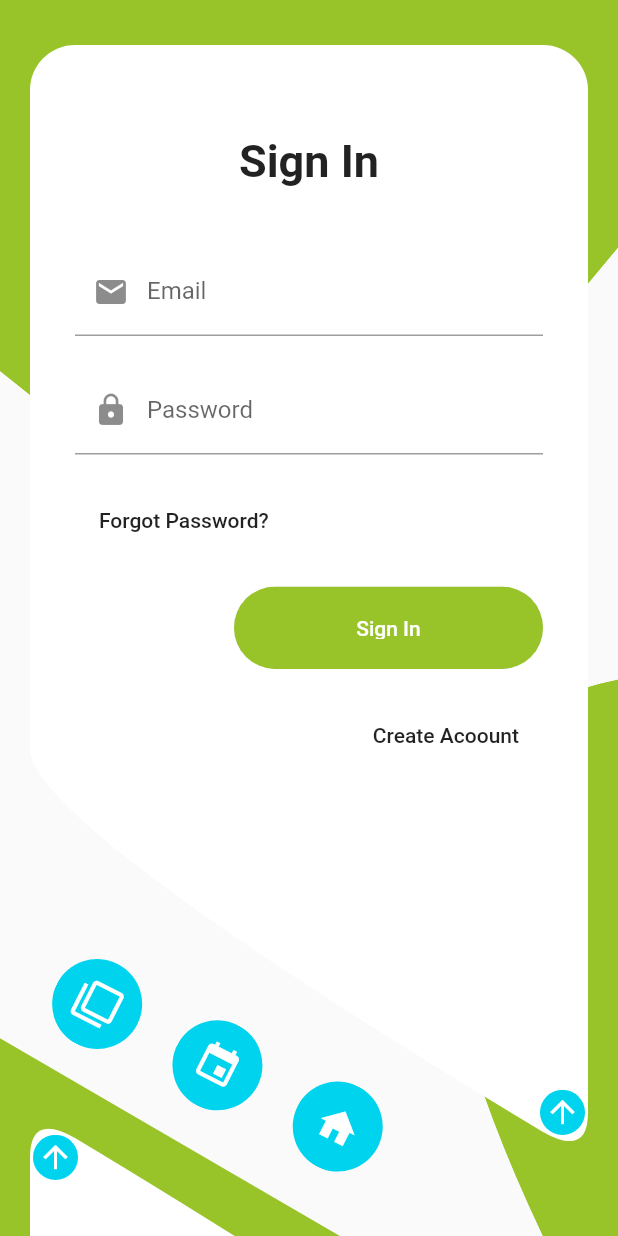
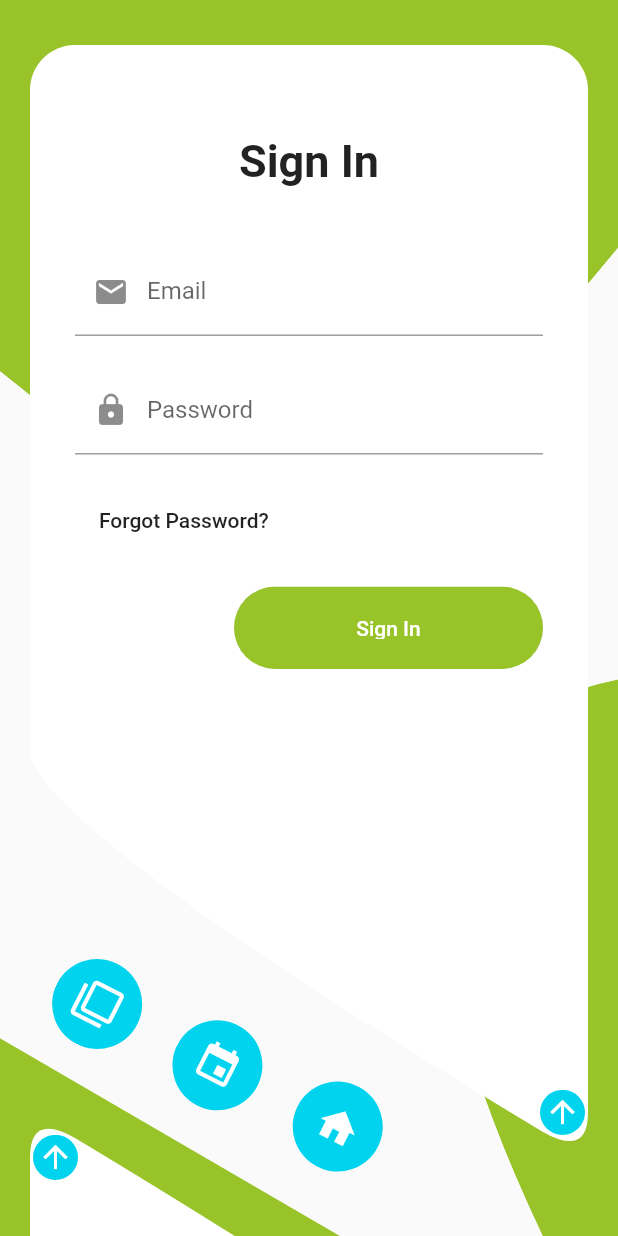
Before and after one commit to RandyKdev/UI, a Flutter app: the screen it shows after launch, on a phone screen of 412 x 824 dp. Run offline on Flutter 3.47's test engine with Material 2 defaults, Android fonts, the phone set to English and light mode, and no system bars.

Commit message:
Sign In finisheddddddd

```diff
--- /dev/null
+++ b/lib/screens/login/keys.dart
@@ -0,0 +1,4 @@
+import 'package:flutter/material.dart';
+
+final signInKey = GlobalKey<FormState>();
+final signUpKey = GlobalKey<FormState>();
--- a/lib/screens/login/signIn/signInForm.dart
+++ b/lib/screens/login/signIn/signInForm.dart
@@ -4,16 +4,17 @@ import 'package:ui/screens/login/textFormFields/passwordField.dart';
 import 'package:ui/screens/login/utils/loginButton.dart';
 
 import '../../../colorConstants.dart';
+import '../keys.dart';
 
 class SignInForm extends StatelessWidget {
   SignInForm(this.animate);
   final Function animate;
 
-  @override
+ @override
   Widget build(BuildContext context) {
     double width = MediaQuery.of(context).size.width;
-
     return Form(
+      key: signInKey,
       child: Column(
         crossAxisAlignment: CrossAxisAlignment.start,
         children: [
@@ -28,13 +29,7 @@ class SignInForm extends StatelessWidget {
           SizedBox(height: 20),
           _signInButton(width),
           SizedBox(height: 20),
-          Align(
-            alignment: Alignment.centerRight,
-                      child: FlatButton(
-              child: Text('Create Acoount'),
-              onPressed: animate,
-            ),
-          ),
+
         ],
       ),
     );
@@ -45,6 +40,6 @@ class SignInForm extends StatelessWidget {
         child: LoginButton(
           bgColor: primaryTheme,
           text: 'Sign In',
-        ),
+          ),
       );
 }
--- a/lib/screens/login/signUp/signUpForm.dart
+++ b/lib/screens/login/signUp/signUpForm.dart
@@ -5,6 +5,7 @@ import 'package:ui/screens/login/textFormFields/usernameField.dart';
 import 'package:ui/screens/login/utils/loginButton.dart';
 
 import '../../../colorConstants.dart';
+import '../keys.dart';
 
 class SignUpForm extends StatelessWidget {
   SignUpForm(this.animate);
@@ -15,6 +16,7 @@ class SignUpForm extends StatelessWidget {
     final double width = MediaQuery.of(context).size.width;
 
     return Form(
+      key: signUpKey,
       child: Column(
         crossAxisAlignment: CrossAxisAlignment.start,
         children: [
@@ -22,7 +24,7 @@ class SignUpForm extends StatelessWidget {
           SizedBox(height: 20),
           EmailField(),
           SizedBox(height: 20),
-          PasswordField(),
+          PasswordField(signInForm: false,),
           SizedBox(height: 30),
           _signUpButton(width),
           SizedBox(height: 15),
@@ -43,6 +45,7 @@ class SignUpForm extends StatelessWidget {
         child: LoginButton(
           bgColor: secondaryTheme,
           text: 'Create Account',
+          signInForm: false,
         ),
       );
 }
--- a/lib/screens/login/textFormFields/usernameField.dart
+++ b/lib/screens/login/textFormFields/usernameField.dart
@@ -4,6 +4,7 @@ class UsernameField extends StatelessWidget {
   @override
   Widget build(BuildContext context) {
     return TextFormField(
+      validator: (username) => _validateUsername(username),
       decoration: InputDecoration(
         labelText: 'Username',
         prefixIcon: Icon(Icons.verified_user),
@@ -11,3 +12,8 @@ class UsernameField extends StatelessWidget {
     );
   }
 }
+
+String _validateUsername(String username) {
+  username = username.trim();
+      if(username.length < 2) return "Username must be longer than 1 character";
+}
--- a/lib/screens/login/utils/loginButton.dart
+++ b/lib/screens/login/utils/loginButton.dart
@@ -1,11 +1,14 @@
 import 'package:flutter/material.dart';
+
+import '../keys.dart';
 
 class LoginButton extends StatefulWidget {
   @override
   _LoginButtonState createState() => _LoginButtonState();
-  LoginButton({this.bgColor, this.text});
+  LoginButton({this.bgColor, this.text, this.signInForm: true});
   final Color bgColor;
   final String text;
+  final bool signInForm;
 }
 
 class _LoginButtonState extends State<LoginButton> {
@@ -43,5 +46,11 @@ class _LoginButtonState extends State<LoginButton> {
     setState(() {
       loading = !loading;
     });
+    if(widget.signInForm && signInKey.currentState.validate()) {
+      return null;
+    }
+    if(!widget.signInForm && signUpKey.currentState.validate()) {
+      return null;
+    }
   }
 }
```
Also changed, not shown: lib/screens/login/textFormFields/emailField.dart (+9 -0 lines), lib/screens/login/textFormFields/passwordField.dart (+21 -0 lines).
